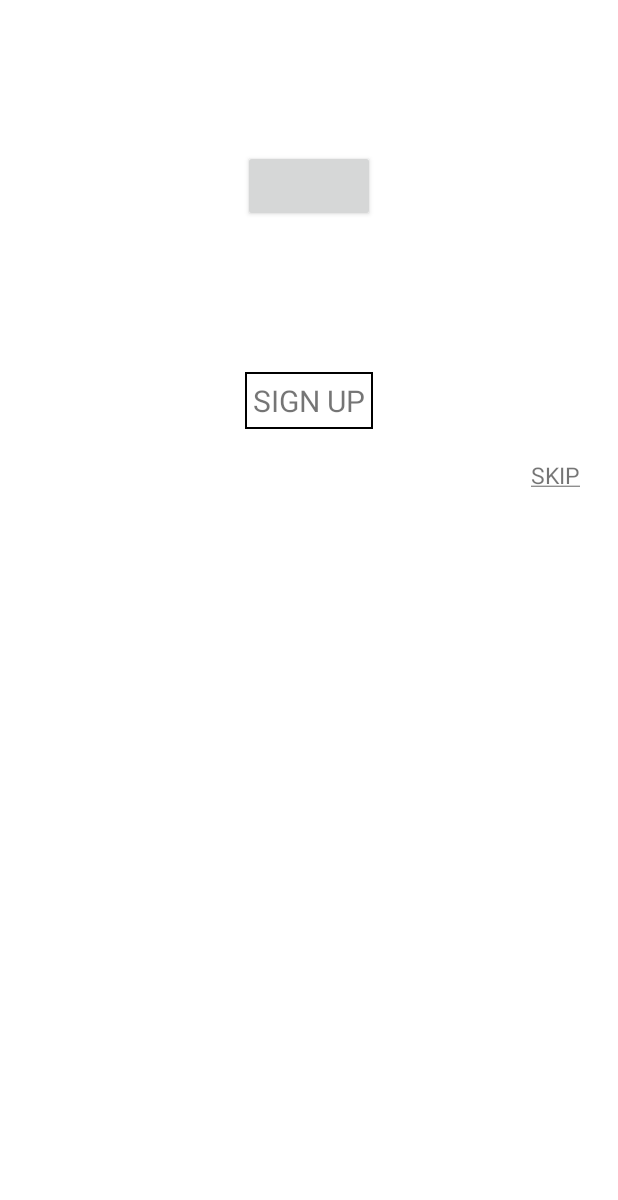
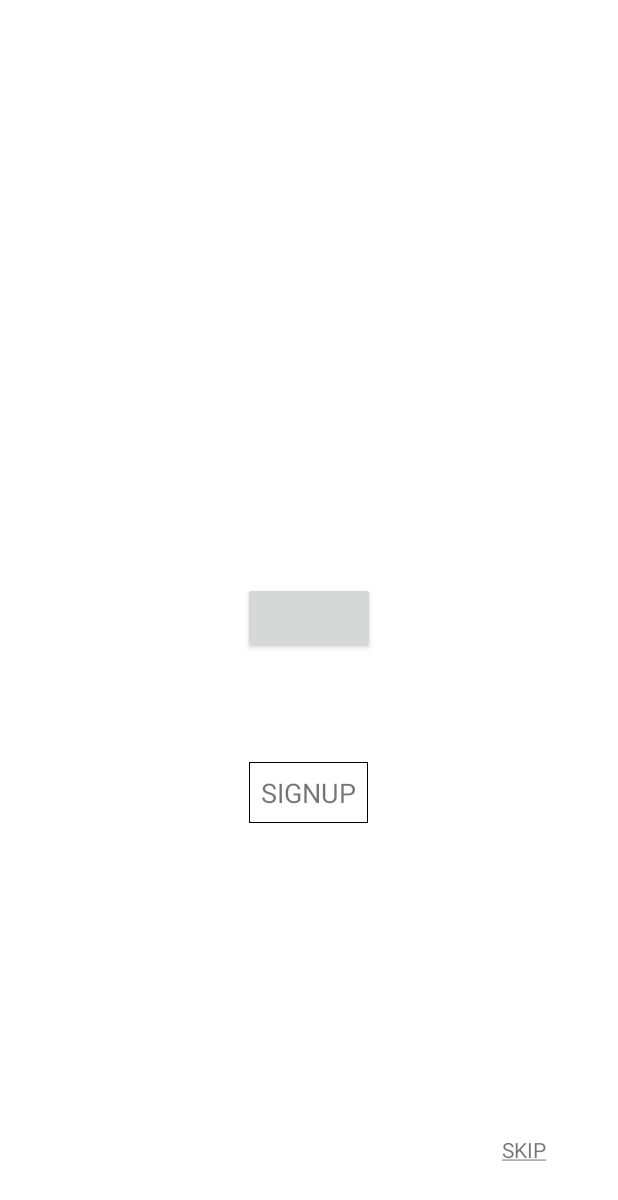
Before and after one commit to lattamatic/ChangePins2, an Android app: the screen it shows after launch (ActivityFBLogin), on a phone screen of 412 x 824 dp. Shown: the top 1200 px of the screen. Run offline under Robolectric (Android 15) with nearby library versions, the phone set to English and light mode, and no system bars; libraries missing offline, so code that uses them is left out: com.facebook, com.facebook.login; plain views replace LoginButton; 9 statements that could not run were skipped.

Commit message:
Changed alignment in FB login screen

```diff
--- a/app/src/main/res/layout/frag_fblogin.xml
+++ b/app/src/main/res/layout/frag_fblogin.xml
@@ -4,46 +4,46 @@
     android:layout_height="fill_parent"
     android:orientation="vertical">
 
-    <LinearLayout
+    <RelativeLayout xmlns:android="http://schemas.android.com/apk/res/android"
         android:layout_width="fill_parent"
         android:layout_height="fill_parent"
-        android:orientation="vertical"
-        android:gravity="center_horizontal"
         android:background="@android:color/white"
-        xmlns:android="http://schemas.android.com/apk/res/android" >
+        android:orientation="vertical">
+
 
         <com.facebook.login.widget.LoginButton
-            android:clickable="false"
+            android:id="@+id/login_button"
             android:layout_width="wrap_content"
             android:layout_height="wrap_content"
-            android:id="@+id/login_button"
-            android:layout_marginTop="100dp"
             android:layout_centerHorizontal="true"
+            android:layout_centerVertical="true"
+            android:clickable="false"
             android:src="@drawable/login_fb" />
+
 
         <TextView
             android:id="@+id/tvSignup"
             android:layout_width="wrap_content"
             android:layout_height="wrap_content"
-            android:text="SIGN UP"
-            android:padding="5dp"
-            android:textSize="20sp"
-            android:background="@drawable/border_all_sides_black"
             android:layout_below="@+id/login_button"
-            android:layout_marginTop="100dp"
-            android:layout_centerHorizontal="true"/>
+            android:layout_centerHorizontal="true"
+            android:layout_marginTop="72dp"
+            android:background="@drawable/border"
+            android:padding="8dp"
+            android:text="SIGNUP"
+            android:textSize="18sp" />
 
         <TextView
             android:id="@+id/tvSkip"
             android:layout_width="wrap_content"
             android:layout_height="wrap_content"
+            android:layout_alignParentBottom="true"
+            android:layout_alignParentRight="true"
+            android:layout_marginBottom="48dp"
+            android:layout_marginRight="48dp"
             android:text="SKIP"
-            android:textSize="15sp"
-            android:layout_gravity="right"
-            android:layout_marginRight="25dp"
-            android:layout_below="@+id/login_button"
-            android:layout_marginTop="20dp"
-            android:layout_alignParentRight="true"/>
-    </LinearLayout>
+            android:textSize="14sp" />
+
+    </RelativeLayout>
 
 </FrameLayout>
```
